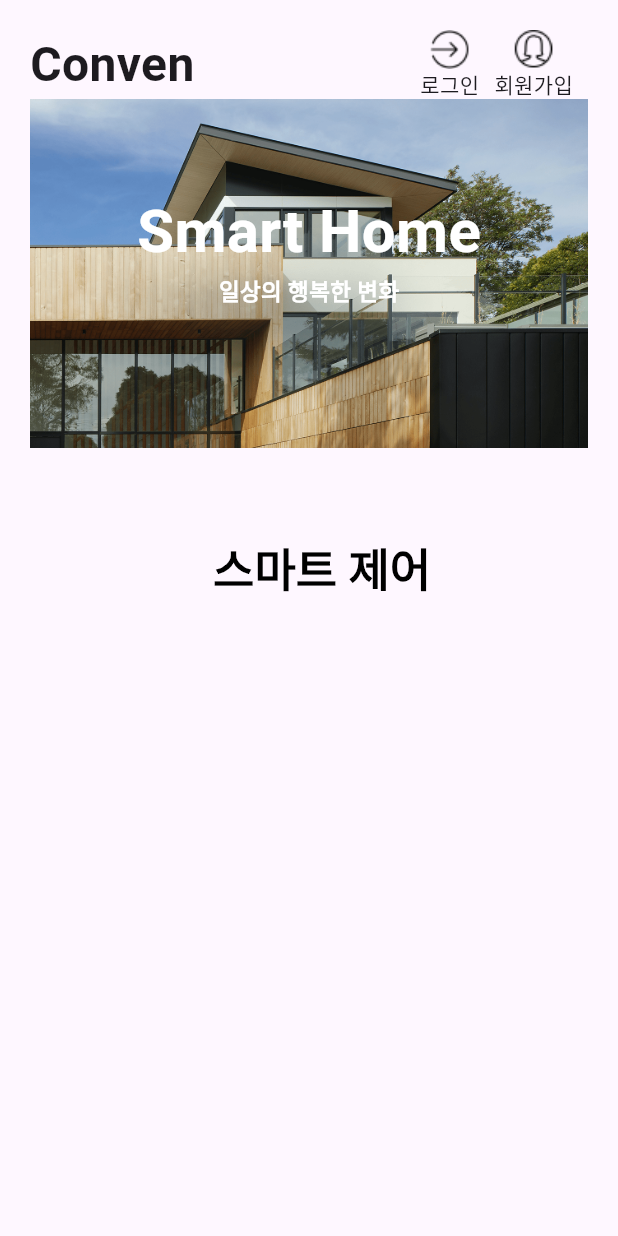
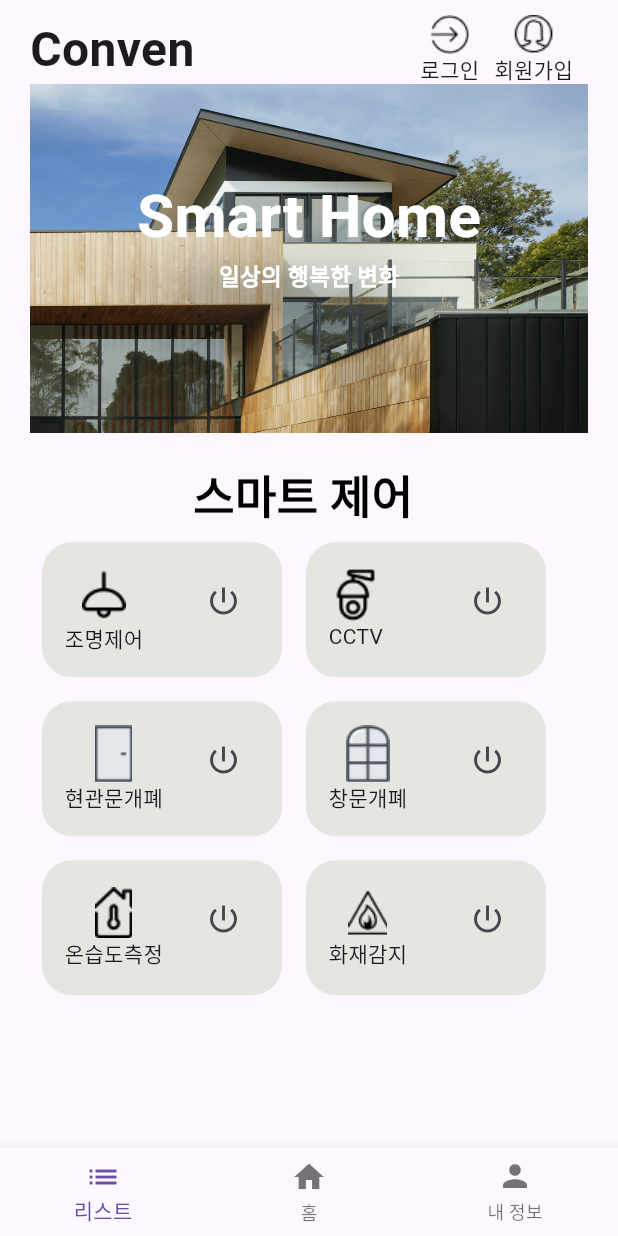
Before and after one commit to HiPeun/SmartHome, a Flutter app: the screen it shows after launch, on a phone screen of 412 x 824 dp. Run offline on Flutter 3.47's test engine with Material 3 defaults, Android fonts, the phone set to English and light mode, and no system bars; drawn by our look-alikes of carousel_slider; missing offline and left inert: dart:ffi.

Commit message:
app_main.dart 파일 253번줄에 SmartControl 커스텀 위젯 생성

```diff
--- a/lib/app_screen/app_main.dart
+++ b/lib/app_screen/app_main.dart
@@ -1,3 +1,5 @@
+import "dart:ffi";
+
 import "package:carousel_slider/carousel_slider.dart";
 import "package:flutter/cupertino.dart";
 import "package:flutter/material.dart";
@@ -23,7 +25,7 @@ class _AppMainState extends State<AppMain> {
         top: true,
         child: SingleChildScrollView(
           child: Padding(
-            padding: const EdgeInsets.only(top: 20, right: 20, left: 20),
+            padding: const EdgeInsets.only(top: 10, right: 20, left: 20),
             child: Column(
               children: [
                 Row(
@@ -71,13 +73,69 @@ class _AppMainState extends State<AppMain> {
                   ],
                 ),
                 AppMainView(),
-                SmartControl(),
+                SmartText(),
+                Row(
+                  children: [
+                    SmartControl(
+                      text: "조명제어",
+                      image: "assets/images/lightimage.png",
+                        iconButton: IconButton(onPressed: (){},icon: Icon(Icons.power_settings_new_outlined),)
+                    ),
+                    SmartControl(
+                      text: "CCTV",
+                      image: "assets/images/cctvimage.png",
+                        iconButton: IconButton(onPressed: (){},icon: Icon(Icons.power_settings_new_outlined),)
+                    ),
+                  ],
+                ),
+                Row(
+                  children: [
+                    SmartControl(
+                      text: "현관문개폐",
+                      image: "assets/images/doorimage.png",
+                        iconButton: IconButton(onPressed: (){},icon: Icon(Icons.power_settings_new_outlined),)
+                    ),
+                    SmartControl(
+                      text: "창문개폐",
+                      image: "assets/images/windowimage.png",
+                        iconButton: IconButton(onPressed: (){},icon: Icon(Icons.power_settings_new_outlined),)
+                    ),
+                  ],
+                ),
+                Row(
+                  children: [
+                    SmartControl(
+                      text: "온습도측정",
+                      image: "assets/images/homeimage.png",
+                      iconButton: IconButton(onPressed: (){},icon: Icon(Icons.power_settings_new_outlined),)
+                    ),
+                    SmartControl(
+                      text: "화재감지",
+                      image: "assets/images/fireimage.png",
+                      iconButton: IconButton(onPressed: (){
+
+                      },icon: Icon(Icons.power_settings_new_outlined),)
+                    ),
+                  ],
+                )
               ],
             ),
           ),
+
         ),
       ),
+      bottomNavigationBar: BottomNavigationBar(
+
+        items: [
+          BottomNavigationBarItem(icon: Icon(Icons.list), label: "리스트"),
+          BottomNavigationBarItem(icon: Icon(Icons.home), label: "홈"),
+          BottomNavigationBarItem(icon: Icon(Icons.person), label: "내 정보"),
+        ],
+      ),
+
+
     );
+
   }
 }
 
@@ -102,7 +160,7 @@ class _AppMainViewState extends State<AppMainView> {
     return Container(
       child: Stack(
         children: [
-          Padding(padding: EdgeInsets.fromLTRB(0, 50, 0, 0)),
+          Padding(padding: EdgeInsets.fromLTRB(0, 10, 0, 0)),
           CarouselSlider(
             items: imgList
                 .map(
@@ -116,14 +174,14 @@ class _AppMainViewState extends State<AppMainView> {
                 )
                 .toList(),
             options: CarouselOptions(
+                // 화면 전환을 자동으로 할건지 설정
                 autoPlay: true,
-                // 화면 전환을 자동으로 할건지 설정
+                //슬라이더가 화면의 비율에 맞춰지도록 합니다.
                 aspectRatio: 1.6,
-                //슬라이더가 화면의 비율에 맞춰지도록 합니다.
                 enlargeCenterPage: true,
                 viewportFraction: 1,
-                autoPlayInterval: Duration(seconds: 3) //화면 전환을 몇초마다 할건지 설정함
-                ),
+                //화면 전환을 몇초마다 할건지 설정함
+                autoPlayInterval: Duration(seconds: 5)),
           ),
           Column(
             mainAxisAlignment: MainAxisAlignment.center,
@@ -157,34 +215,28 @@ class _AppMainViewState extends State<AppMainView> {
             ],
           ),
         ],
+
       ),
+
     );
   }
 }
 
-class SmartControl extends StatefulWidget {
-  const SmartControl({super.key});
+class SmartText extends StatefulWidget {
+  const SmartText({super.key});
 
   @override
-  State<SmartControl> createState() => _SmartControlState();
+  State<SmartText> createState() => _SmartTextState();
 }
 
-class _SmartControlState extends State<SmartControl> {
+class _SmartTextState extends State<SmartText> {
   @override
   Widget build(BuildContext context) {
     return Row(
-      mainAxisAlignment: MainAxisAlignment.start,
+      mainAxisAlignment: MainAxisAlignment.center,
       children: [
         Padding(
-          padding: const EdgeInsets.fromLTRB(110, 50, 0, 0),
-          child: Column(
-            mainAxisSize: MainAxisSize.min,
-            children: <Widget>[
-              TextButton(
-                style: TextButton.styleFrom(
-                  textStyle: const TextStyle(fontSize: 20),
-                ),
-                onPressed: () {},
+          padding: EdgeInsets.only(top: 20),
           child: const Text(
             "스마트 제어 ",
             style: TextStyle(
@@ -194,9 +246,56 @@ class _SmartControlState extends State<SmartControl> {
           ),
         ),
       ],
-          ),
-        ),
-      ],
     );
   }
 }
+
+class SmartControl extends StatefulWidget {
+  final String text;
+  final String image;
+  final IconButton iconButton;
+
+  const SmartControl({required this.iconButton, required this.image, required this.text, super.key});
+
+  @override
+  State<SmartControl> createState() => _SmartControlState();
+}
+
+class _SmartControlState extends State<SmartControl> {
+  @override
+  Widget build(BuildContext context) {
+    return SingleChildScrollView(
+      child: Container(
+        margin: const EdgeInsets.all(8),
+        padding: const EdgeInsets.all(15),
+        height: 90,
+        width: 160,
+        decoration: BoxDecoration(
+          borderRadius: BorderRadius.circular(20),
+          color: Color(
+            0xFFE5E5E1,
+          ),
+        ),
+        child: Row(
+          mainAxisAlignment: MainAxisAlignment.spaceBetween,
+          crossAxisAlignment: CrossAxisAlignment.start,
+          children: [
+            Column(
+              mainAxisAlignment: MainAxisAlignment.center,
+              children: [
+                Image.asset(
+                  widget.image,
+                  fit: BoxFit.fill,
+                ),
+                Text(
+                  widget.text,
+                ),
+              ],
+            ),
+        widget.iconButton,
+          ],
+        ),
+      ),
+    );
+  }
+}
```
Also changed, not shown: assets/images/cctvimage.png (added), assets/images/doorimage.png (added), assets/images/fireimage.png (added), assets/images/homeimage.png (added), assets/images/iconbutton.png (added), assets/images/lightimage.png (added), assets/images/windowimage.png (added). Lines whose indentation alone changed are shown as unchanged.
